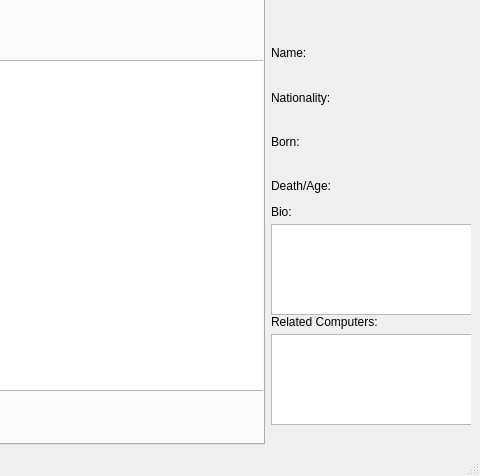
Old version of the form mainwindow.ui in the repository annakrih/T113VLN1-3; both pictures show x 272 to 752 and y 124 to 600 of the 752 by 600 pixel window.
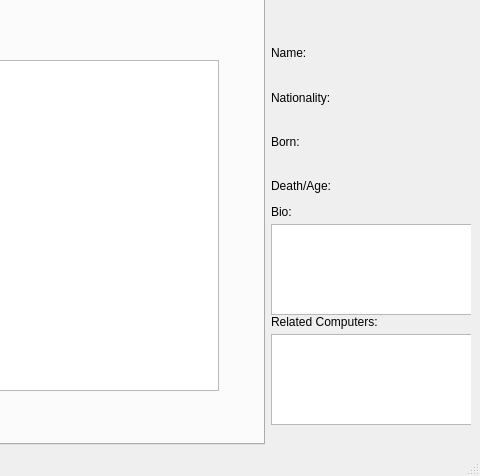
New version of the form. The open tabs and pages were chosen to show the change.

What changed in the file:
```diff
--- a/mainwindow.ui
+++ b/mainwindow.ui
@@ -261,10 +261,13 @@
            <rect>
             <x>10</x>
             <y>130</y>
-            <width>601</width>
+            <width>470</width>
             <height>331</height>
            </rect>
           </property>
+          <property name="autoFillBackground">
+           <bool>true</bool>
+          </property>
           <property name="styleSheet">
            <string notr="true"/>
           </property>
```
Left out of the diff: 2 changed lines with no effect on the pictures.
